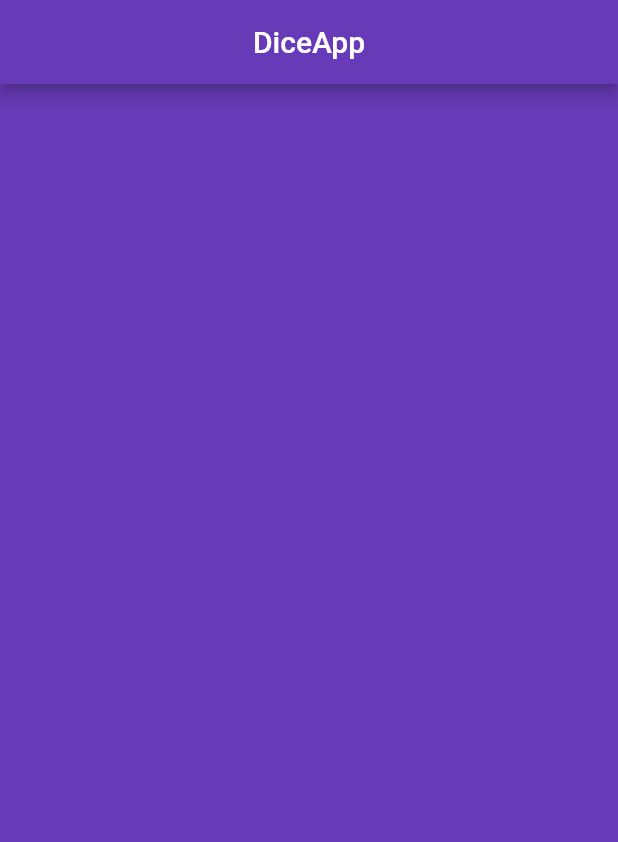
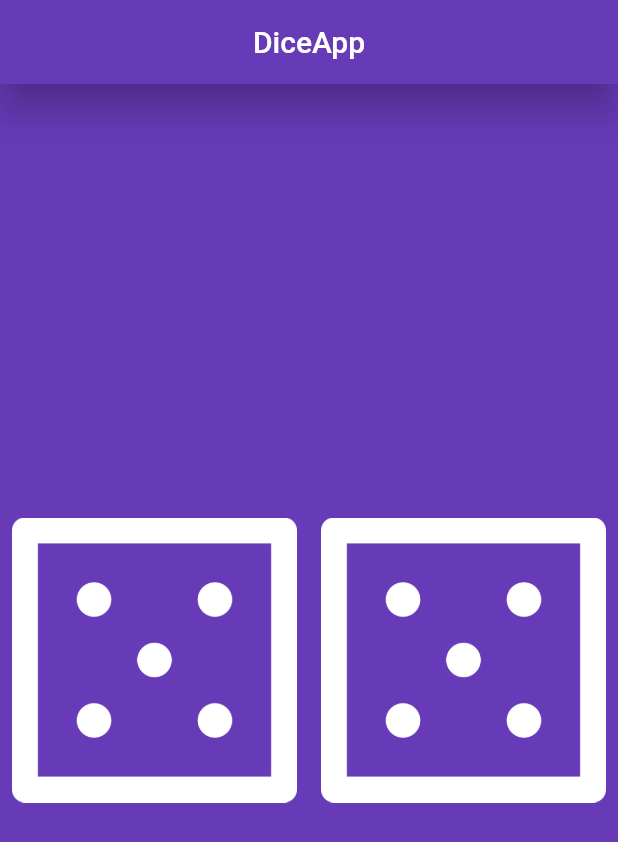
Before and after one commit to MELIZA2018VILCA/APP003_DiceApp, a Flutter app: the screen it shows after launch, on a phone screen of 412 x 824 dp. Shown: the top 842 px of the screen. Run offline on Flutter 3.47's test engine with Material 2 defaults, Android fonts, the phone set to English and light mode, and no system bars.

Commit message:
version1 pruebastatefullwidget

```diff
--- a/lib/main.dart
+++ b/lib/main.dart
@@ -1,22 +1,74 @@
+import 'dart:math';
 
 import 'package:flutter/material.dart';
+
 void main() {
-runApp(const MyApp());
+  runApp(
+    MyApp(),
+  );
 }
+
 class MyApp extends StatelessWidget {
   const MyApp({super.key});
 
   @override
   Widget build(BuildContext context) {
     return MaterialApp(
-      home: Scaffold(
+      home: HomePage(),
+    );
+  }
+}
+
+class HomePage extends StatefulWidget {
+  @override
+  State<HomePage> createState() => _HomePageState();
+}
+
+class _HomePageState extends State<HomePage> {
+  int DadoIzquierdo = Random().nextInt(6) + 1; // 0 - 5;
+  int DadoDerecho = Random().nextInt(6) + 1; // 0 - 5;
+
+  @override
+  Widget build(BuildContext context) {
+    return Scaffold(
       backgroundColor: Colors.deepPurple,
       appBar: AppBar(
         title: Text("DiceApp"),
         centerTitle: true,
         backgroundColor: Colors.deepPurple,
+        elevation: 10.0,
+      ),
+      body: Center(
+        child: Row(
+          children: [
+            Expanded(
+              child: TextButton(
+                onPressed: () {
+                  DadoIzquierdo = Random().nextInt(6) + 1; // 0 - 5
 
-        ), ),
+                  setState(() {});
+                },
+                child: Image.asset(
+                  "assets/images/dice$DadoIzquierdo.png",
+                ),
+              ),
+              flex: 1,
+            ),
+            Expanded(
+              child: TextButton(
+                onPressed: () {
+                  DadoDerecho = Random().nextInt(6) + 1; // 0 - 5;
+                  setState(() {});
+                },
+                child: Image.asset(
+                  "assets/images/dice$DadoDerecho.png",
+                ),
+              ),
+              flex: 1,
+            ),
+          ],
+        ),
+      ),
     );
   }
 }
--- a/pubspec.yaml
+++ b/pubspec.yaml
@@ -60,8 +60,8 @@ flutter:
   uses-material-design: true
 
   # To add assets to your application, add an assets section, like this:
-  # assets:
-  #   - images/a_dot_burr.jpeg
+  assets:
+    - assets/images/
   #   - images/a_dot_ham.jpeg
 
   # An image asset can refer to one or more resolution-specific "variants", see
```
Also changed, not shown: assets/images/dice1.png (renamed from assets/assets/dice1.png), assets/images/dice2.png (renamed from assets/assets/dice2.png), assets/images/dice3.png (renamed from assets/assets/dice3.png), assets/images/dice4.png (renamed from assets/assets/dice4.png), assets/images/dice5.png (renamed from assets/assets/dice5.png), assets/images/dice6.png (renamed from assets/assets/dice6.png). Lines whose indentation alone changed are shown as unchanged.
